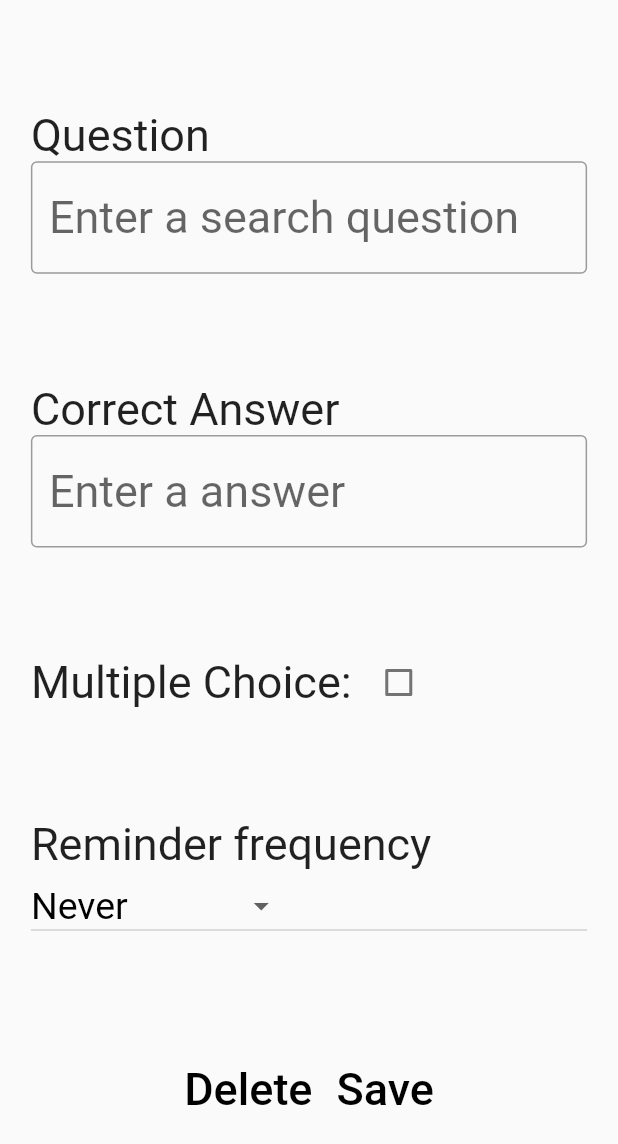
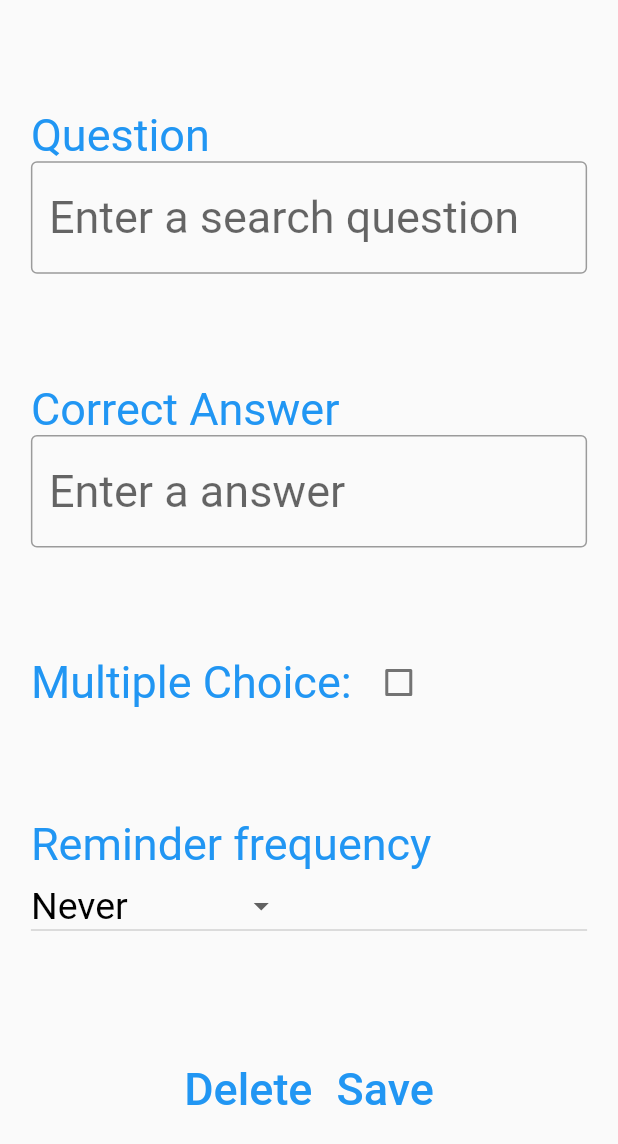
Before and after one commit to ElliotHarding/Rememberer, a Flutter app: the PageMemory screen opened directly, on a phone screen of 412 x 824 dp. Shown: the top 1144 px of the screen. Run offline on Flutter 3.47's test engine with Material 2 defaults, Android fonts, the phone set to English and light mode, and no system bars; our stand-ins replace flutter_local_notifications, flutter_native_timezone, hive, rxdart, timezone; accounts and stored records are empty.

Commit message:
wip - ui update

```diff
--- a/epilepsy_prevention/lib/page_memory.dart
+++ b/epilepsy_prevention/lib/page_memory.dart
@@ -46,7 +46,7 @@ class PageMemory extends StatelessWidget
 
         const Spacer(),
 
-        SizedBox(width: MediaQuery.of(context).size.width * 0.9, height: 35, child: const Text("Question", style: TextStyle(fontSize: 30), textAlign: TextAlign.left)),
+        SizedBox(width: MediaQuery.of(context).size.width * 0.9, height: 35, child: const Text("Question", style: TextStyle(fontSize: 30, color: Colors.blue), textAlign: TextAlign.left)),
 
         IntrinsicHeight(child: SizedBox(width: MediaQuery.of(context).size.width * 0.9, child: TextField(maxLines: null,
           decoration: const InputDecoration(border: OutlineInputBorder(), hintText: 'Enter a search question'),
@@ -56,7 +56,7 @@ class PageMemory extends StatelessWidget
 
         const Spacer(),
 
-        SizedBox(width: MediaQuery.of(context).size.width * 0.9, height: 35, child: const Text("Correct Answer", style: TextStyle(fontSize: 30), textAlign: TextAlign.left)),
+        SizedBox(width: MediaQuery.of(context).size.width * 0.9, height: 35, child: const Text("Correct Answer", style: TextStyle(fontSize: 30, color: Colors.blue), textAlign: TextAlign.left)),
 
         IntrinsicHeight(child: SizedBox(width: MediaQuery.of(context).size.width * 0.9, child: TextField(maxLines: null,
           decoration: const InputDecoration(border: OutlineInputBorder(), hintText: 'Enter a answer'),
@@ -67,7 +67,7 @@ class PageMemory extends StatelessWidget
         const Spacer(),
 
         SizedBox(width: MediaQuery.of(context).size.width * 0.9, height: 35, child: Row(children: [
-          const Text("Multiple Choice: ", style: TextStyle(fontSize: 30), textAlign: TextAlign.left),
+          const Text("Multiple Choice: ", style: TextStyle(fontSize: 30, color: Colors.blue), textAlign: TextAlign.left),
           Checkbox(value: m_memory.m_bMultiChoice, onChanged: (bool? value) {
             if (value != null) {
               setState(() {
@@ -87,7 +87,7 @@ class PageMemory extends StatelessWidget
 
         const Spacer(),
 
-        SizedBox(width: MediaQuery.of(context).size.width * 0.9, height: 35, child: const Text("Reminder frequency", style: TextStyle(fontSize: 30), textAlign: TextAlign.left)),
+        SizedBox(width: MediaQuery.of(context).size.width * 0.9, height: 35, child: const Text("Reminder frequency", style: TextStyle(fontSize: 30, color: Colors.blue), textAlign: TextAlign.left)),
 
         SizedBox(width: MediaQuery.of(context).size.width * 0.9, child: DropdownButton(
           items: const [
@@ -110,9 +110,9 @@ class PageMemory extends StatelessWidget
         const Spacer(),
 
         Row(mainAxisAlignment: MainAxisAlignment.center, crossAxisAlignment: CrossAxisAlignment.center, children: <Widget>[
-          TextButton(onPressed: () => onDelete(context), child: const Text("Delete", style: TextStyle(fontSize: 30, color: Colors.black))),
+          TextButton(onPressed: () => onDelete(context), child: const Text("Delete", style: TextStyle(fontSize: 30, color: Colors.blue))),
 
-          TextButton(onPressed: () => onSave(context), child: const Text("Save", style: TextStyle(fontSize: 30, color: Colors.black)))
+          TextButton(onPressed: () => onSave(context), child: const Text("Save", style: TextStyle(fontSize: 30, color: Colors.blue)))
         ]),
 
         const Spacer()
```
